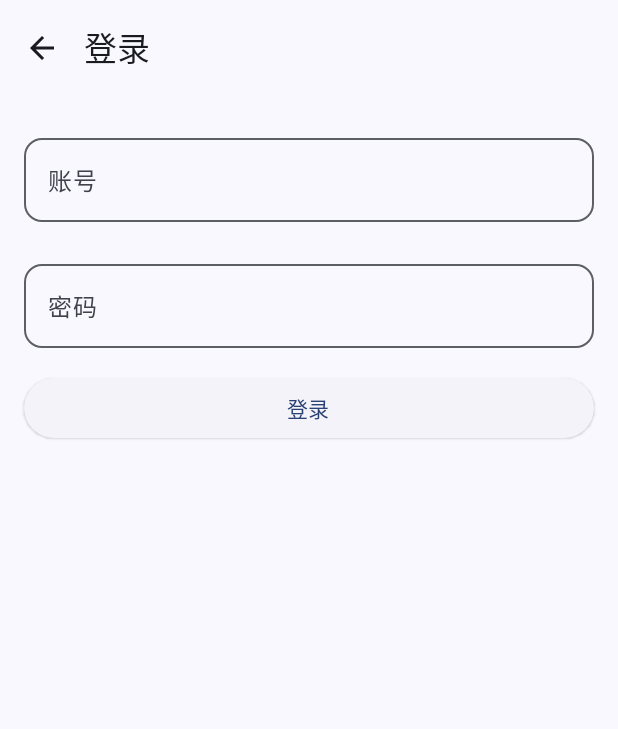
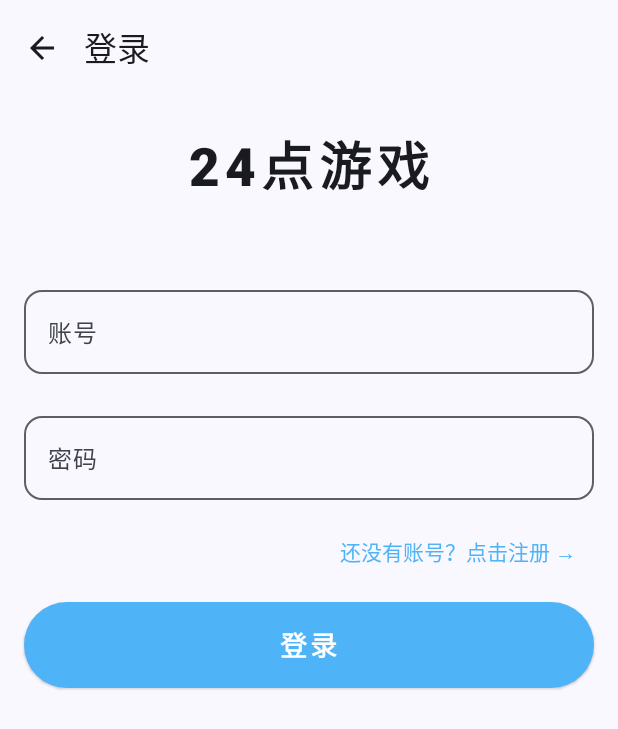
Before and after one commit to 1zhangluo1/24_game_app, an Android app built with Jetpack Compose: the screen it shows after launch (MainActivity), after a tap on "登录", on a phone screen of 412 x 824 dp. Shown: the top 729 px of the screen. Run offline under Robolectric (Android 15) with nearby library versions, the phone set to English and light mode, and no system bars.

```diff
--- a/app/build.gradle.kts
+++ b/app/build.gradle.kts
@@ -51,6 +51,9 @@ android {
 
 dependencies {
 
+    val nav_version = "2.8.0"
+    implementation("androidx.navigation:navigation-compose:$nav_version")
+    implementation(libs.okhttp)
     implementation(libs.androidx.core.ktx)
     implementation(libs.androidx.lifecycle.runtime.ktx)
     implementation(libs.androidx.activity.compose)
@@ -60,6 +63,7 @@ dependencies {
     implementation(libs.androidx.ui.tooling.preview)
     implementation(libs.androidx.material3)
     implementation(libs.androidx.constraintlayout.compose)
+    implementation(libs.androidx.navigation.runtime.ktx)
     testImplementation(libs.junit)
     androidTestImplementation(libs.androidx.junit)
     androidTestImplementation(libs.androidx.espresso.core)
--- a/app/src/main/java/com/zhangluo/twentyfourgame/MainActivity.kt
+++ b/app/src/main/java/com/zhangluo/twentyfourgame/MainActivity.kt
@@ -11,6 +11,10 @@ import androidx.compose.material3.Text
 import androidx.compose.runtime.Composable
 import androidx.compose.ui.Modifier
 import androidx.compose.ui.tooling.preview.Preview
+import androidx.navigation.compose.rememberNavController
+import navigation.AppNaviRoute
+import okhttp3.OkHttp
+import okhttp3.OkHttpClient
 import ui.screens.LoginPage
 import ui.theme.TwentyFourGameTheme
 
@@ -20,7 +24,8 @@ class MainActivity : ComponentActivity() {
         enableEdgeToEdge()
         setContent {
             TwentyFourGameTheme {
-                LoginPage()
+                val navController = rememberNavController()
+                AppNaviRoute(navController = navController)
             }
         }
     }
--- /dev/null
+++ b/app/src/main/java/navigation/NavigationRoute.kt
@@ -0,0 +1,18 @@
+package navigation
+import androidx.compose.runtime.Composable
+import androidx.navigation.NavHostController
+import androidx.navigation.compose.NavHost
+import androidx.navigation.compose.composable
+import ui.screens.LoginPage
+import ui.screens.RegisterPage
+
+@Composable
+fun AppNaviRoute(navController : NavHostController) {
+    NavHost(
+        navController = navController,
+        startDestination = "login"
+    ) {
+        composable("login") { LoginPage(navController = navController) }
+        composable("register") { RegisterPage(navController = navController) }
+    }
+}
--- /dev/null
+++ b/app/src/main/java/ui/components/IconButtons.kt
@@ -0,0 +1,18 @@
+package ui.components
+
+import androidx.compose.material.icons.Icons
+import androidx.compose.material.icons.automirrored.filled.ArrowBack
+import androidx.compose.material3.Icon
+import androidx.compose.material3.IconButton
+import androidx.compose.runtime.Composable
+import androidx.navigation.NavController
+
+@Composable
+fun BackIcons(naviController: NavController) {
+    IconButton(onClick = { naviController.popBackStack() }) {
+        Icon(
+            imageVector = Icons.AutoMirrored.Filled.ArrowBack,
+            contentDescription = "返回"
+        )
+    }
+}
--- /dev/null
+++ b/app/src/main/java/ui/components/LoadingDialog.kt
@@ -0,0 +1,49 @@
+package ui.components
+
+
+import android.util.Log
+import androidx.activity.compose.BackHandler
+import androidx.compose.foundation.background
+import androidx.compose.foundation.border
+import androidx.compose.foundation.layout.Box
+import androidx.compose.foundation.layout.Column
+import androidx.compose.foundation.layout.Spacer
+import androidx.compose.foundation.layout.height
+import androidx.compose.foundation.layout.padding
+import androidx.compose.foundation.layout.size
+import androidx.compose.foundation.layout.width
+import androidx.compose.foundation.shape.RoundedCornerShape
+import androidx.compose.material3.CircularProgressIndicator
+import androidx.compose.material3.Text
+import androidx.compose.runtime.Composable
+import androidx.compose.runtime.MutableState
+import androidx.compose.ui.Alignment
+import androidx.compose.ui.Modifier
+import androidx.compose.ui.graphics.Color
+import androidx.compose.ui.unit.dp
+import androidx.compose.ui.unit.sp
+import androidx.compose.ui.window.Dialog
+
+@Composable
+fun LoadingDialog (text: String,isLoading: MutableState<Boolean>) {
+    if (isLoading.value) {
+        Dialog(onDismissRequest = { }) {
+            Box(
+                contentAlignment = Alignment.Center,
+                modifier = Modifier
+                    .size(150.dp)
+                    .background(Color(0xAA2C2C2C), shape = RoundedCornerShape(12.dp))
+            ){
+                Column(
+                    horizontalAlignment = Alignment.CenterHorizontally
+                ) {
+                    CircularProgressIndicator(
+                        color = Color.White
+                    )
+                    Spacer(modifier = Modifier.height(15.dp))
+                    Text(text = text, fontSize = 18.sp, color = Color.White, letterSpacing = 1.sp)
+                }
+            }
+        }
+    }
+}
--- a/app/src/main/java/ui/screens/LoginPage.kt
+++ b/app/src/main/java/ui/screens/LoginPage.kt
@@ -1,7 +1,13 @@
 package ui.screens
 
 import android.content.res.Resources.Theme
+import android.graphics.Paint.Align
+import androidx.activity.compose.BackHandler
+import androidx.compose.foundation.layout.Arrangement
+import androidx.compose.foundation.layout.Box
 import androidx.compose.foundation.layout.Column
+import androidx.compose.foundation.layout.PaddingValues
+import androidx.compose.foundation.layout.Row
 import androidx.compose.foundation.layout.Spacer
 import androidx.compose.foundation.layout.fillMaxSize
 import androidx.compose.foundation.layout.fillMaxWidth
@@ -11,6 +17,7 @@ import androidx.compose.foundation.shape.RoundedCornerShape
 import androidx.compose.material.icons.Icons
 import androidx.compose.material.icons.automirrored.filled.ArrowBack
 import androidx.compose.material.icons.outlined.Lock
+import androidx.compose.material3.ButtonDefaults
 import androidx.compose.material3.ElevatedButton
 import androidx.compose.material3.ExperimentalMaterial3Api
 import androidx.compose.material3.Icon
@@ -18,16 +25,30 @@ import androidx.compose.material3.IconButton
 import androidx.compose.material3.OutlinedTextField
 import androidx.compose.material3.Scaffold
 import androidx.compose.material3.Text
+import androidx.compose.material3.TextButton
 import androidx.compose.material3.TopAppBar
 import androidx.compose.runtime.Composable
 import androidx.compose.runtime.getValue
+import androidx.compose.runtime.remember
+import androidx.compose.ui.Alignment
 import androidx.compose.ui.Modifier
+import androidx.compose.ui.graphics.Color
+import androidx.compose.ui.graphics.vector.DefaultTintColor
+import androidx.compose.ui.text.TextStyle
+import androidx.compose.ui.text.font.FontWeight
 import androidx.compose.ui.unit.dp
+import androidx.compose.ui.unit.sp
+import androidx.navigation.NavController
+import kotlinx.coroutines.GlobalScope
+import kotlinx.coroutines.delay
+import kotlinx.coroutines.launch
+import ui.components.BackIcons
+import ui.components.LoadingDialog
 import viewModels.LoginViewModel
 
 @OptIn(ExperimentalMaterial3Api::class)
 @Composable
-fun LoginPage(viewModel: LoginViewModel = LoginViewModel()) {
+fun LoginPage(viewModel: LoginViewModel = LoginViewModel(), navController: NavController) {
 
     val userName by viewModel.username
     val password by viewModel.password
@@ -39,12 +60,7 @@ fun LoginPage(viewModel: LoginViewModel = LoginViewModel()) {
         topBar = {
             TopAppBar(
                 navigationIcon = {
-                    IconButton(onClick = { println("返回") }) {
-                        Icon(
-                            imageVector = Icons.AutoMirrored.Filled.ArrowBack,
-                            contentDescription = "返回"
-                        )
-                    }
+                    BackIcons(naviController = navController)
                 },
                 title = {
                     Text("登录")
@@ -57,8 +73,21 @@ fun LoginPage(viewModel: LoginViewModel = LoginViewModel()) {
             modifier = Modifier
                 .padding(innerPadding)
                 .padding(horizontal = 16.dp)
-                .padding(vertical = 20.dp)
+                .padding(vertical = 20.dp),
+            verticalArrangement = Arrangement.Center
         ) {
+            Box (modifier = Modifier.fillMaxWidth()) {
+                Text(
+                    modifier = Modifier.align(Alignment.Center),
+                    text = "24点游戏",
+                    style = TextStyle(
+                        fontSize = 35.sp,
+                        fontWeight = FontWeight.ExtraBold,
+                        letterSpacing = 4.sp
+                    )
+                )
+            }
+            Spacer(modifier = Modifier.height(50.dp))
             OutlinedTextField(
                 modifier = Modifier.fillMaxWidth(),
                 maxLines = 1,
@@ -75,13 +104,34 @@ fun LoginPage(viewModel: LoginViewModel = LoginViewModel()) {
                 label = { Text(text = "密码")},
                 shape = RoundedCornerShape(12.dp),
             )
-            Spacer(modifier = Modifier.height(16.dp))
+            Spacer(modifier = Modifier.height(10.dp))
+            TextButton(
+                modifier = Modifier.align(alignment = Alignment.End),
+                onClick = { navController.navigate("register") }
+            ) {
+                Text(
+                    text = "还没有账号？点击注册 →",
+                    style = TextStyle(color =  Color(0xFF4FB4F7), fontSize = 14.sp)
+                )
+            }
+            Spacer(modifier = Modifier.height(10.dp))
             ElevatedButton(
                 modifier = Modifier.fillMaxWidth(),
-                onClick = { println("登录") },
+                onClick = { if (!viewModel.isLoading1.value) {
+                    viewModel.isLoading1.value = true
+                    GlobalScope.launch {
+                        delay(2000)
+                        viewModel.isLoading1.value = false
+                    }
+                } },
+                contentPadding = PaddingValues(vertical = 15.dp),
+                colors = ButtonDefaults.buttonColors(
+                    Color(0xFF4FB4F7)
+                )
             ) {
-                Text(text = "登录")
+                Text(text = "登录",fontSize = 18.sp, fontWeight = FontWeight.Bold, letterSpacing = 2.sp)
             }
         }
     }
+    LoadingDialog(text = "加载中...", isLoading = viewModel.isLoading1)
 }
--- a/app/src/main/java/viewModels/LoginViewModel.kt
+++ b/app/src/main/java/viewModels/LoginViewModel.kt
@@ -17,6 +17,7 @@ class LoginViewModel : ViewModel(){
 
     private val _isLoading = mutableStateOf(false)
     val isLoading: State<Boolean> = _isLoading
+    val isLoading1 = mutableStateOf(false)
 
     private val _loginSuccess = mutableStateOf(false)
     val loginSuccess: State<Boolean> = _loginSuccess
--- a/gradle/libs.versions.toml
+++ b/gradle/libs.versions.toml
@@ -9,6 +9,8 @@ lifecycleRuntimeKtx = "2.8.6"
 activityCompose = "1.9.2"
 composeBom = "2024.04.01"
 constraintlayoutCompose = "1.0.1"
+navigationRuntimeKtx = "2.8.3"
+okhttp = "4.12.0"
 
 [libraries]
 androidx-core-ktx = { group = "androidx.core", name = "core-ktx", version.ref = "coreKtx" }
@@ -26,6 +28,8 @@ androidx-ui-test-manifest = { group = "androidx.compose.ui", name = "ui-test-man
 androidx-ui-test-junit4 = { group = "androidx.compose.ui", name = "ui-test-junit4" }
 androidx-material3 = { group = "androidx.compose.material3", name = "material3" }
 androidx-constraintlayout-compose = { group = "androidx.constraintlayout", name = "constraintlayout-compose", version.ref = "constraintlayoutCompose" }
+androidx-navigation-runtime-ktx = { group = "androidx.navigation", name = "navigation-runtime-ktx", version.ref = "navigationRuntimeKtx" }
+okhttp = { module = "com.squareup.okhttp3:okhttp", version.ref = "okhttp" }
 
 [plugins]
 android-application = { id = "com.android.application", version.ref = "agp" }
```
Also changed, not shown: app/src/main/java/ui/screens/RegisterPage.kt (added, +90 -0 lines), app/src/main/java/viewModels/RegisterViewModel.kt (added, +13 -0 lines).
